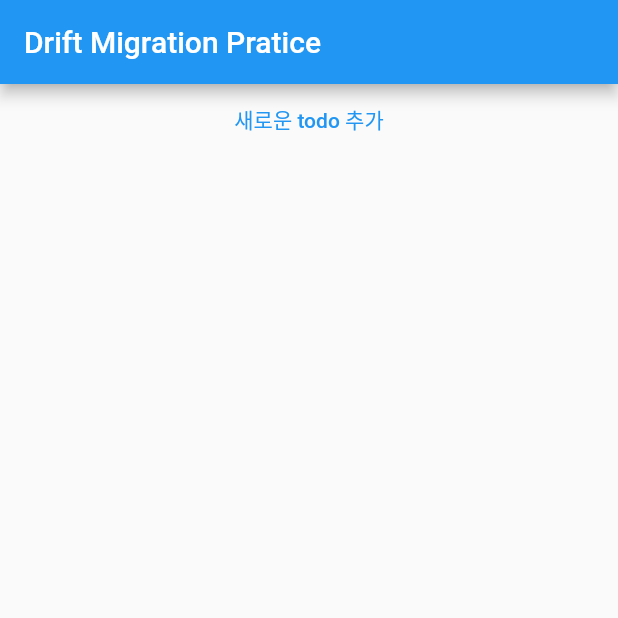
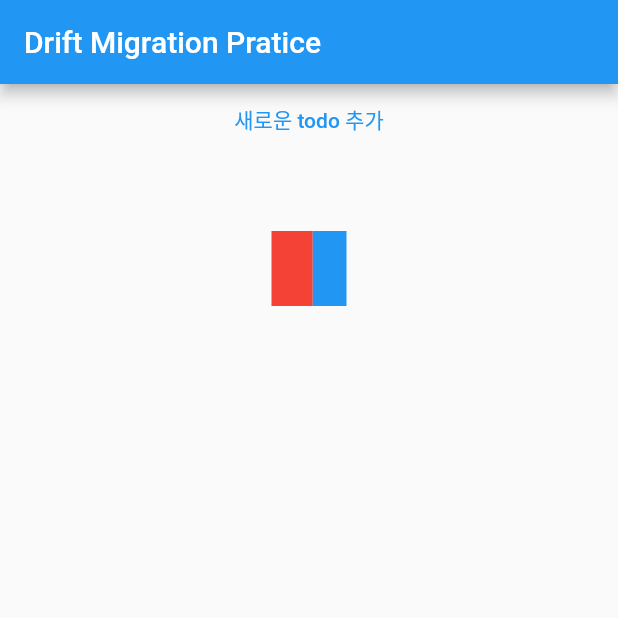
Before and after one commit to M0o0o0o/flutter-drift-migration-pratice, a Flutter app: the screen it shows after launch, on a phone screen of 412 x 824 dp, the top half of it. Run offline on Flutter 3.47's test engine with Material 2 defaults, Android fonts, the phone set to English and light mode, and no system bars; our stand-ins replace drift, flutter_riverpod; accounts and stored records are empty; generated files the repository leaves out were written again.

```diff
--- a/lib/db/model/todos.dart
+++ b/lib/db/model/todos.dart
@@ -5,6 +5,7 @@ class Todos extends Table {
   TextColumn get title => text().withLength(min: 6, max: 10)();
   TextColumn get content => text().named('body')();
   IntColumn get category => integer().nullable()();
-  DateTimeColumn get createdAt =>
-      dateTime().nullable()(); // new, added column in v2
+  IntColumn get orders => integer().nullable()(); // v2
+  IntColumn get orders2 => integer().nullable()(); // v3
+  IntColumn get orders3 => integer().nullable()(); // v3
 }
--- a/lib/main.dart
+++ b/lib/main.dart
@@ -29,6 +29,7 @@ class MyApp extends StatelessWidget {
 class MyHomePage extends ConsumerStatefulWidget {
   const MyHomePage({super.key, required this.title});
   final String title;
+
   @override
   ConsumerState<MyHomePage> createState() => _MyHomePageState();
 }
--- a/lib/screen.dart
+++ b/lib/screen.dart
@@ -18,7 +18,23 @@ class _ScreenState extends ConsumerState<Screen> {
       children: [
         renderAddTodoBtn(),
         const SizedBox(height: 50),
-        Expanded(child: renderTodos(todos)),
+        // Expanded(child: renderTodos(todos)),
+        Container(
+          width: 50,
+          height: 50,
+          child: Row(
+            children: [
+              Container(
+                width: 50 * 0.55,
+                color: Colors.red,
+              ),
+              Container(
+                width: 50 * 0.45,
+                color: Colors.blue,
+              ),
+            ],
+          ),
+        ),
       ],
     );
   }
@@ -42,7 +58,7 @@ class _ScreenState extends ConsumerState<Screen> {
         itemBuilder: (BuildContext context, int i) => Padding(
           padding: const EdgeInsets.symmetric(vertical: 16.0),
           child: Text(
-              'id=${todos[i].id} title=${todos[i].title} content=${todos[i].content} day=${todos[i].createdAt}'),
+              'id=${todos[i].id} title=${todos[i].title} content=${todos[i].content}, orders=${todos[i].orders} orders2=${todos[i].orders2}'),
         ),
       ),
     );
```
Also changed, not shown: lib/db/drift_db.dart (+21 -9 lines), lib/db/todo_provider.dart (+6 -2 lines), lib/db/drift_db.g.dart.
